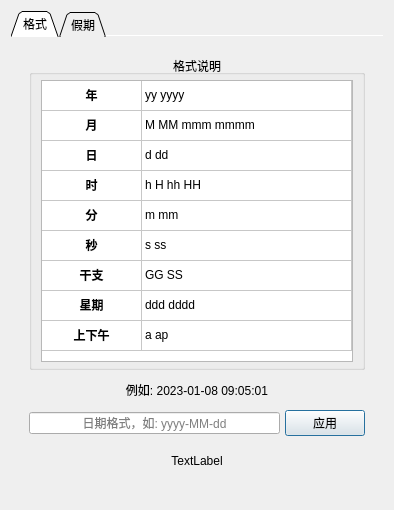
IMEVER/dde-datetime, file settings.ui: the form before one commit.
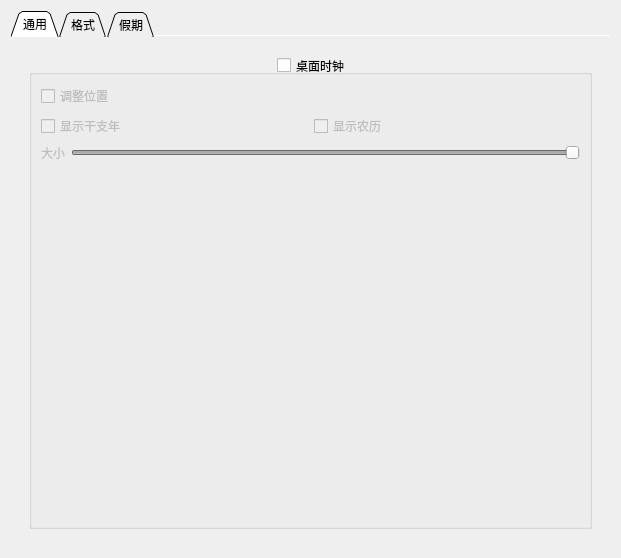
The form after the commit.

```diff
--- a/settings.ui
+++ b/settings.ui
@@ -6,14 +6,14 @@
    <rect>
     <x>0</x>
     <y>0</y>
-    <width>394</width>
-    <height>510</height>
+    <width>621</width>
+    <height>558</height>
    </rect>
   </property>
   <property name="windowTitle">
    <string>Dialog</string>
   </property>
-  <layout class="QVBoxLayout" name="verticalLayout">
+  <layout class="QHBoxLayout" name="horizontalLayout_6">
    <item>
     <widget class="QTabWidget" name="tabWidget">
      <property name="tabShape">
@@ -25,6 +25,130 @@
      <property name="documentMode">
       <bool>true</bool>
      </property>
+     <widget class="QWidget" name="m_general">
+      <property name="sizePolicy">
+       <sizepolicy hsizetype="Preferred" vsizetype="Preferred">
+        <horstretch>1</horstretch>
+        <verstretch>1</verstretch>
+       </sizepolicy>
+      </property>
+      <attribute name="title">
+       <string>通用</string>
+      </attribute>
+      <layout class="QVBoxLayout" name="verticalLayout_7">
+       <item>
+        <widget class="QWidget" name="verticalWidget" native="true">
+         <property name="sizePolicy">
+          <sizepolicy hsizetype="Expanding" vsizetype="Expanding">
+           <horstretch>1</horstretch>
+           <verstretch>1</verstretch>
+          </sizepolicy>
+         </property>
+         <layout class="QVBoxLayout" name="verticalLayout" stretch="0">
+          <item>
+           <widget class="QGroupBox" name="m_desktopClock">
+            <property name="font">
+             <font>
+              <weight>50</weight>
+              <bold>false</bold>
+             </font>
+            </property>
+            <property name="title">
+             <string>桌面时钟</string>
+            </property>
+            <property name="alignment">
+             <set>Qt::AlignCenter</set>
+            </property>
+            <property name="checkable">
+             <bool>true</bool>
+            </property>
+            <property name="checked">
+             <bool>false</bool>
+            </property>
+            <layout class="QVBoxLayout" name="verticalLayout_8">
+             <item>
+              <layout class="QHBoxLayout" name="horizontalLayout_4">
+               <item>
+                <widget class="QCheckBox" name="m_editClock">
+                 <property name="text">
+                  <string>调整位置</string>
+                 </property>
+                </widget>
+               </item>
+              </layout>
+             </item>
+             <item>
+              <layout class="QHBoxLayout" name="horizontalLayout_7">
+               <item>
+                <widget class="QCheckBox" name="m_showGanzhi">
+                 <property name="text">
+                  <string>显示干支年</string>
+                 </property>
+                </widget>
+               </item>
+               <item>
+                <widget class="QCheckBox" name="m_showLunar">
+                 <property name="text">
+                  <string>显示农历</string>
+                 </property>
+                </widget>
+               </item>
+              </layout>
+             </item>
+             <item>
+              <layout class="QHBoxLayout" name="horizontalLayout_5">
+               <item>
+                <widget class="QLabel" name="label">
+                 <property name="text">
+                  <string>大小</string>
+                 </property>
+                </widget>
+               </item>
+               <item>
+                <widget class="QSlider" name="m_clockSize">
+                 <property name="minimum">
+                  <number>100</number>
+                 </property>
+                 <property name="maximum">
+                  <number>300</number>
+                 </property>
+                 <property name="value">
+                  <number>300</number>
+                 </property>
+                 <property name="orientation">
+                  <enum>Qt::Horizontal</enum>
+                 </property>
+                 <property name="invertedAppearance">
+                  <bool>false</bool>
+                 </property>
+                 <property name="invertedControls">
+                  <bool>false</bool>
+                 </property>
+                </widget>
+               </item>
+              </layout>
+             </item>
+             <item>
+              <spacer name="verticalSpacer">
+               <property name="orientation">
+                <enum>Qt::Vertical</enum>
+               </property>
+               <property name="sizeHint" stdset="0">
+                <size>
+                 <width>20</width>
+                 <height>40</height>
+                </size>
+               </property>
+              </spacer>
+             </item>
+            </layout>
+           </widget>
+          </item>
+         </layout>
+        </widget>
+       </item>
+      </layout>
+     </widget>
      <widget class="QWidget" name="m_format">
       <property name="sizePolicy">
        <sizepolicy hsizetype="Preferred" vsizetype="Preferred">
```
Left out of the diff: 6 changed lines with no effect on the pictures.
